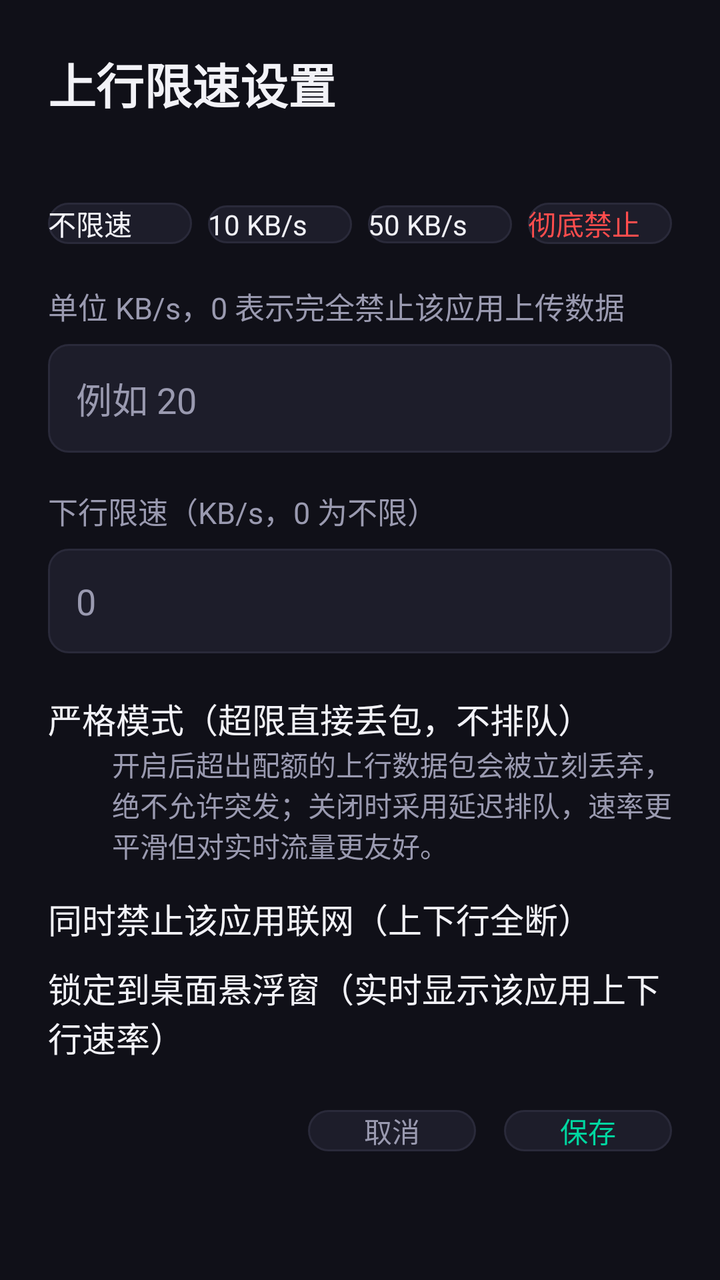
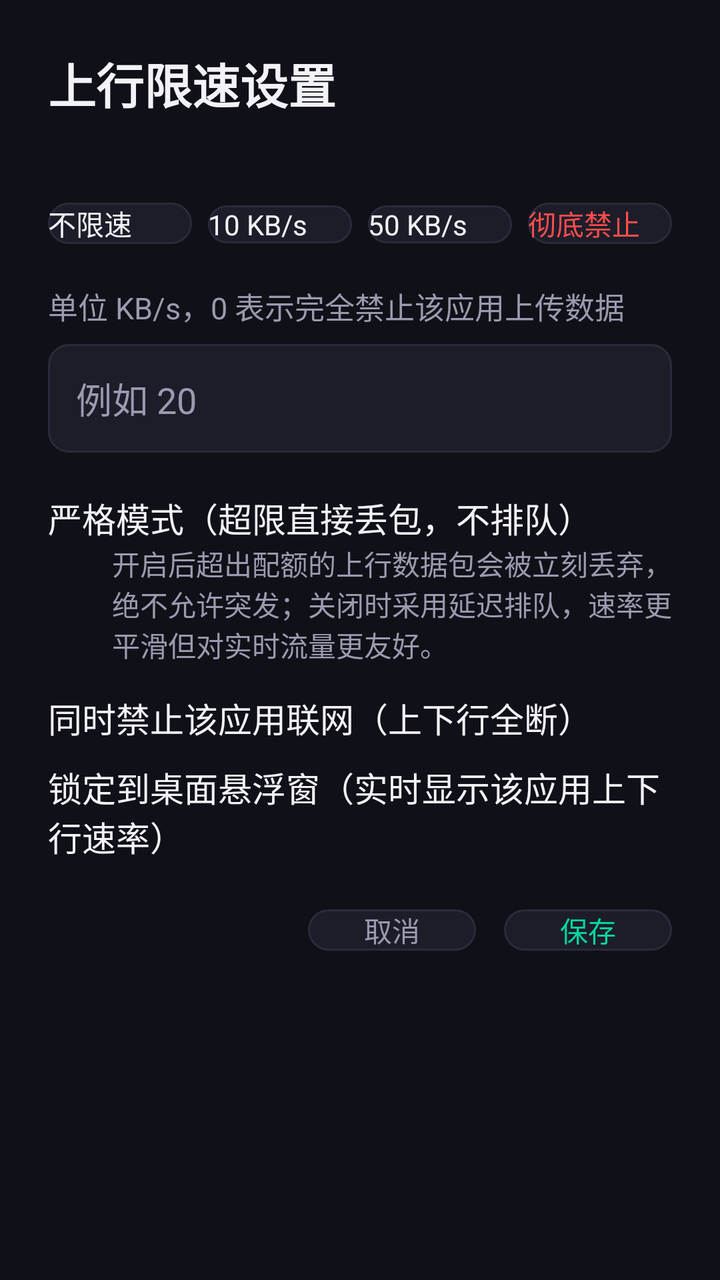

The first picture is an Android layout as it rendered before a commit; the second is the same layout after the commit. The layout source and the unified diff follow.
<!-- AndroidManifest.xml: application theme Theme.TVBoxNetGuard -->
<!-- res/layout/dialog_limit.xml -->
<?xml version="1.0" encoding="utf-8"?>
<ScrollView xmlns:android="http://schemas.android.com/apk/res/android"
    android:layout_width="match_parent"
    android:layout_height="match_parent"
    android:background="@color/bg"
    android:padding="24dp">

    <LinearLayout
        android:layout_width="match_parent"
        android:layout_height="wrap_content"
        android:orientation="vertical">

        <TextView
            android:id="@+id/tv_title"
            android:layout_width="wrap_content"
            android:layout_height="wrap_content"
            android:text="@string/dlg_limit_title"
            android:textColor="@color/text_primary"
            android:textSize="24sp"
            android:textStyle="bold" />

        <TextView
            android:id="@+id/tv_subtitle"
            android:layout_width="wrap_content"
            android:layout_height="wrap_content"
            android:layout_marginTop="4dp"
            android:textColor="@color/text_secondary"
            android:textSize="15sp" />

        <LinearLayout
            android:layout_width="match_parent"
            android:layout_height="wrap_content"
            android:layout_marginTop="18dp"
            android:orientation="horizontal">

            <Button
                android:id="@+id/btn_preset_off"
                android:layout_width="0dp"
                android:layout_height="wrap_content"
                android:layout_weight="1"
                android:background="@drawable/bg_item"
                android:text="@string/dlg_preset_off"
                android:textColor="@color/text_primary" />

            <Button
                android:id="@+id/btn_preset_10"
                android:layout_width="0dp"
                android:layout_height="wrap_content"
                android:layout_marginStart="8dp"
                android:layout_weight="1"
                android:background="@drawable/bg_item"
                android:text="10 KB/s"
                android:textColor="@color/text_primary" />

            <Button
                android:id="@+id/btn_preset_50"
                android:layout_width="0dp"
                android:layout_height="wrap_content"
                android:layout_marginStart="8dp"
                android:layout_weight="1"
                android:background="@drawable/bg_item"
                android:text="50 KB/s"
                android:textColor="@color/text_primary" />

            <Button
                android:id="@+id/btn_preset_block"
                android:layout_width="0dp"
                android:layout_height="wrap_content"
                android:layout_marginStart="8dp"
                android:layout_weight="1"
                android:background="@drawable/bg_item"
                android:text="@string/dlg_preset_block"
                android:textColor="@color/danger" />
        </LinearLayout>

        <TextView
            android:layout_width="wrap_content"
            android:layout_height="wrap_content"
            android:layout_marginTop="20dp"
            android:text="@string/dlg_limit_hint"
            android:textColor="@color/text_secondary"
            android:textSize="15sp" />

        <EditText
            android:id="@+id/et_up"
            android:layout_width="match_parent"
            android:layout_height="wrap_content"
            android:layout_marginTop="8dp"
            android:background="@drawable/bg_card"
            android:hint="例如 20"
            android:inputType="number"
            android:padding="14dp"
            android:textColor="@color/text_primary"
            android:textColorHint="@color/text_secondary"
            android:textSize="18sp" />

        <TextView
            android:layout_width="wrap_content"
            android:layout_height="wrap_content"
            android:layout_marginTop="18dp"
            android:text="@string/dlg_down_limit"
            android:textColor="@color/text_secondary"
            android:textSize="15sp" />

        <EditText
            android:id="@+id/et_down"
            android:layout_width="match_parent"
            android:layout_height="wrap_content"
            android:layout_marginTop="8dp"
            android:background="@drawable/bg_card"
            android:hint="0"
            android:inputType="number"
            android:padding="14dp"
            android:textColor="@color/text_primary"
            android:textColorHint="@color/text_secondary"
            android:textSize="18sp" />

        <CheckBox
            android:id="@+id/cb_strict"
            android:layout_width="match_parent"
            android:layout_height="wrap_content"
            android:layout_marginTop="20dp"
            android:buttonTint="@color/primary"
            android:text="@string/dlg_strict_mode"
            android:textColor="@color/text_primary"
            android:textSize="17sp" />

        <TextView
            android:layout_width="match_parent"
            android:layout_height="wrap_content"
            android:layout_marginStart="32dp"
            android:text="@string/dlg_strict_hint"
            android:textColor="@color/text_secondary"
            android:textSize="14sp" />

        <CheckBox
            android:id="@+id/cb_block_all"
            android:layout_width="match_parent"
            android:layout_height="wrap_content"
            android:layout_marginTop="14dp"
            android:buttonTint="@color/danger"
            android:text="@string/dlg_block_all"
            android:textColor="@color/text_primary"
            android:textSize="17sp" />

        <CheckBox
            android:id="@+id/cb_lock"
            android:layout_width="match_parent"
            android:layout_height="wrap_content"
            android:layout_marginTop="10dp"
            android:buttonTint="@color/accent"
            android:text="@string/dlg_lock_float"
            android:textColor="@color/text_primary"
            android:textSize="17sp" />

        <LinearLayout
            android:layout_width="match_parent"
            android:layout_height="wrap_content"
            android:layout_marginTop="24dp"
            android:gravity="end"
            android:orientation="horizontal">

            <Button
                android:id="@+id/btn_cancel"
                android:layout_width="wrap_content"
                android:layout_height="wrap_content"
                android:background="@drawable/bg_item"
                android:paddingHorizontal="28dp"
                android:text="@string/btn_cancel"
                android:textColor="@color/text_secondary" />

            <Button
                android:id="@+id/btn_save"
                android:layout_width="wrap_content"
                android:layout_height="wrap_content"
                android:layout_marginStart="14dp"
                android:background="@drawable/bg_item"
                android:paddingHorizontal="28dp"
                android:text="@string/btn_save"
                android:textColor="@color/accent" />
        </LinearLayout>
    </LinearLayout>
</ScrollView>
<!-- resources referenced by this layout -->
<resources>
  <color name="accent">#FF00D6A0</color>
  <color name="bg">#FF101018</color>
  <color name="danger">#FFFF4D4D</color>
  <color name="primary">#FF4E8CFF</color>
  <color name="text_primary">#FFF2F2F7</color>
  <color name="text_secondary">#FF9A9AB0</color>
  <!-- drawable bg_card (drawable) -->
  <?xml version="1.0" encoding="utf-8"?>
  <shape xmlns:android="http://schemas.android.com/apk/res/android"
      android:shape="rectangle">
      <solid android:color="@color/bg_card" />
      <corners android:radius="10dp" />
      <stroke
          android:width="1dp"
          android:color="@color/divider" />
  </shape>
  <!-- drawable bg_item (drawable) -->
  <?xml version="1.0" encoding="utf-8"?>
  <selector xmlns:android="http://schemas.android.com/apk/res/android">
      <item android:state_focused="true">
          <shape android:shape="rectangle">
              <solid android:color="@color/bg_card_focus" />
              <corners android:radius="10dp" />
              <stroke
                  android:width="3dp"
                  android:color="@color/primary" />
          </shape>
      </item>
      <item android:state_pressed="true">
          <shape android:shape="rectangle">
              <solid android:color="@color/bg_card_focus" />
              <corners android:radius="10dp" />
              <stroke
                  android:width="2dp"
                  android:color="@color/primary" />
          </shape>
      </item>
      <item>
          <shape android:shape="rectangle">
              <solid android:color="@color/bg_card" />
              <corners android:radius="10dp" />
              <stroke
                  android:width="1dp"
                  android:color="@color/divider" />
          </shape>
      </item>
  </selector>
  <string name="btn_cancel">取消</string>
  <string name="btn_save">保存</string>
  <string name="dlg_block_all">同时禁止该应用联网（上下行全断）</string>
  <string name="dlg_down_limit">下行限速（KB/s，0 为不限）</string>
  <string name="dlg_limit_hint">单位 KB/s，0 表示完全禁止该应用上传数据</string>
  <string name="dlg_limit_title">上行限速设置</string>
  <string name="dlg_lock_float">锁定到桌面悬浮窗（实时显示该应用上下行速率）</string>
  <string name="dlg_preset_block">彻底禁止</string>
  <string name="dlg_preset_off">不限速</string>
  <string name="dlg_strict_hint">开启后超出配额的上行数据包会被立刻丢弃，绝不允许突发；关闭时采用延迟排队，速率更平滑但对实时流量更友好。</string>
  <string name="dlg_strict_mode">严格模式（超限直接丢包，不排队）</string>
  <style name="Theme.TVBoxNetGuard" parent="@android:style/Theme.DeviceDefault.NoActionBar">
          <item name="android:colorBackground">@color/bg</item>
          <item name="android:windowBackground">@color/bg</item>
          <item name="android:colorAccent">@color/primary</item>
          <item name="android:textColorPrimary">@color/text_primary</item>
          <item name="android:textColorSecondary">@color/text_secondary</item>
          <item name="android:windowNoTitle">true</item>
      </style>
  <color name="bg_card">#FF1D1D2A</color>
  <color name="divider">#FF2A2A3A</color>
  <color name="bg_card_focus">#FF2E3350</color>
</resources>

<!-- the commit's change to res/layout/dialog_limit.xml (unified diff, before → after) -->
@@ -94,27 +94,6 @@
             android:textColorHint="@color/text_secondary"
             android:textSize="18sp" />
 
-        <TextView
-            android:layout_width="wrap_content"
-            android:layout_height="wrap_content"
-            android:layout_marginTop="18dp"
-            android:text="@string/dlg_down_limit"
-            android:textColor="@color/text_secondary"
-            android:textSize="15sp" />
-
-        <EditText
-            android:id="@+id/et_down"
-            android:layout_width="match_parent"
-            android:layout_height="wrap_content"
-            android:layout_marginTop="8dp"
-            android:background="@drawable/bg_card"
-            android:hint="0"
-            android:inputType="number"
-            android:padding="14dp"
-            android:textColor="@color/text_primary"
-            android:textColorHint="@color/text_secondary"
-            android:textSize="18sp" />
-
         <CheckBox
             android:id="@+id/cb_strict"
             android:layout_width="match_parent"
<!-- resource entries referenced after the edit -->
@@ -50,7 +50,6 @@
   <string name="btn_cancel">取消</string>
   <string name="btn_save">保存</string>
   <string name="dlg_block_all">同时禁止该应用联网（上下行全断）</string>
-  <string name="dlg_down_limit">下行限速（KB/s，0 为不限）</string>
   <string name="dlg_limit_hint">单位 KB/s，0 表示完全禁止该应用上传数据</string>
   <string name="dlg_limit_title">上行限速设置</string>
   <string name="dlg_lock_float">锁定到桌面悬浮窗（实时显示该应用上下行速率）</string>
